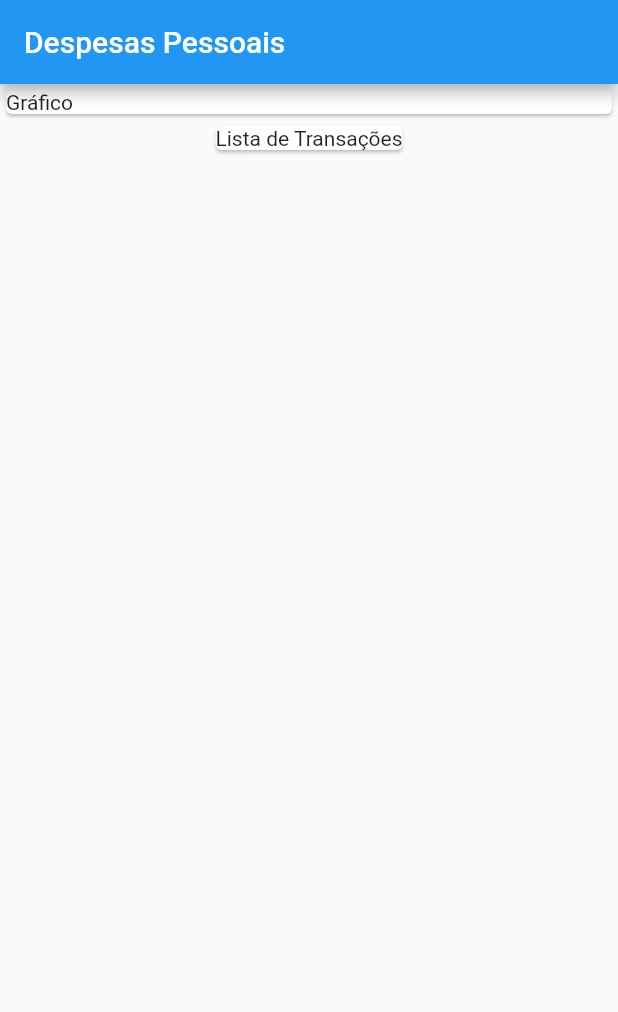
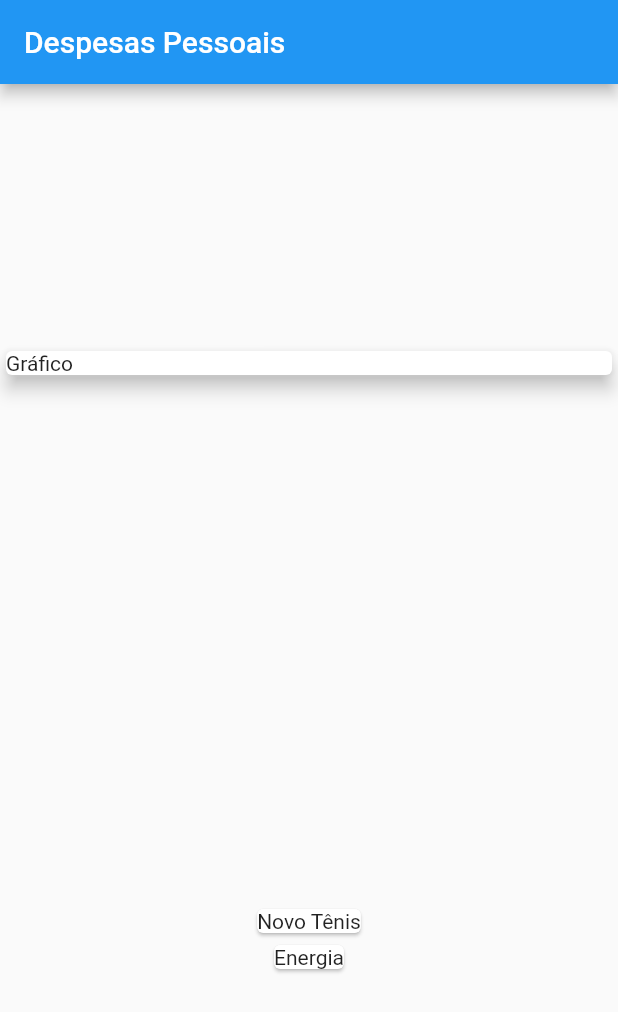
Before and after one commit to jacksonlmp/personal_expenses, a Flutter app: the screen it shows after launch, on a phone screen of 412 x 824 dp. Shown: the top 1012 px of the screen. Run offline on Flutter 3.47's test engine with Material 2 defaults, Android fonts, the phone set to English and light mode, and no system bars.

```diff
--- a/lib/main.dart
+++ b/lib/main.dart
@@ -1,4 +1,5 @@
 import 'package:flutter/material.dart';
+import 'package:personal_expenses/models/transaction.dart';
 
 main() => runApp(const ExpensesApp());
 
@@ -7,14 +8,27 @@ class ExpensesApp extends StatelessWidget {
 
   @override
   Widget build(BuildContext context) {
-    return const MaterialApp(
+    return MaterialApp(
       home: MyHomePage()
     );
   }
 }
 
 class MyHomePage extends StatelessWidget {
-  const MyHomePage({super.key});
+  final _transactions = [
+    Transaction(
+      id: 'T1',
+      title: 'Novo Tênis',
+      value: 310.76,
+      date: DateTime.now(),
+    ),
+    Transaction(
+      id: 'T2',
+      title: 'Energia',
+      value: 80.30,
+      date: DateTime.now(),
+    )
+  ];
 
   @override
   Widget build(BuildContext context) {
@@ -23,15 +37,22 @@ class MyHomePage extends StatelessWidget {
         title: const Text('Despesas Pessoais'),
       ),
       body: Column(
+        mainAxisAlignment: MainAxisAlignment.spaceAround,
+        crossAxisAlignment: CrossAxisAlignment.stretch,
         children: <Widget>[
           Container(
             width: double.infinity,
-            child: Card(
+            child: const Card(
               child: Text('Gráfico'),
+              elevation: 5,
             ),
           ),
-          Card(
-            child: Text('Lista de Transações'),
+          Column(
+            children: _transactions.map((tr) {
+              return Card(
+                child: Text(tr.title),
+              );
+            }).toList(),
           )
         ],
       ),
--- /dev/null
+++ b/lib/models/transaction.dart
@@ -0,0 +1,13 @@
+class Transaction {
+  late final String id;
+  late final String title;
+  late final double value;
+  late final DateTime date;
+
+  Transaction({
+    required this.id,
+    required this.title,
+    required this.value,
+    required this.date,
+  });
+}
```
